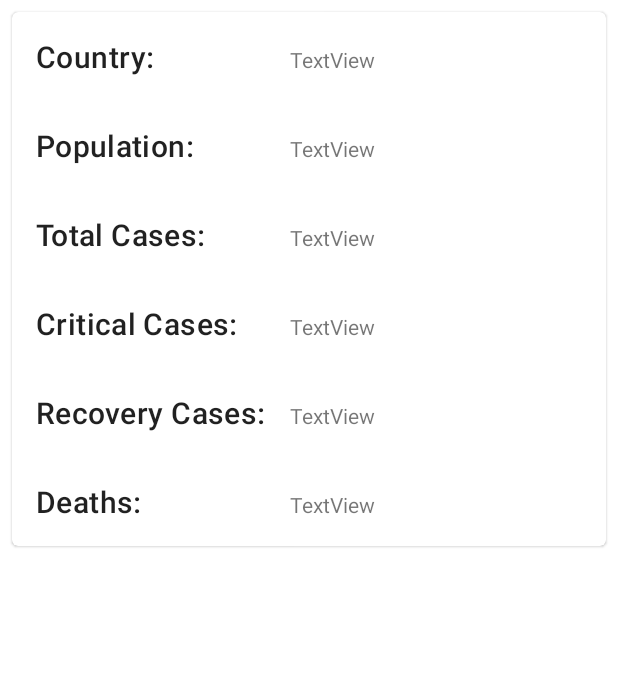
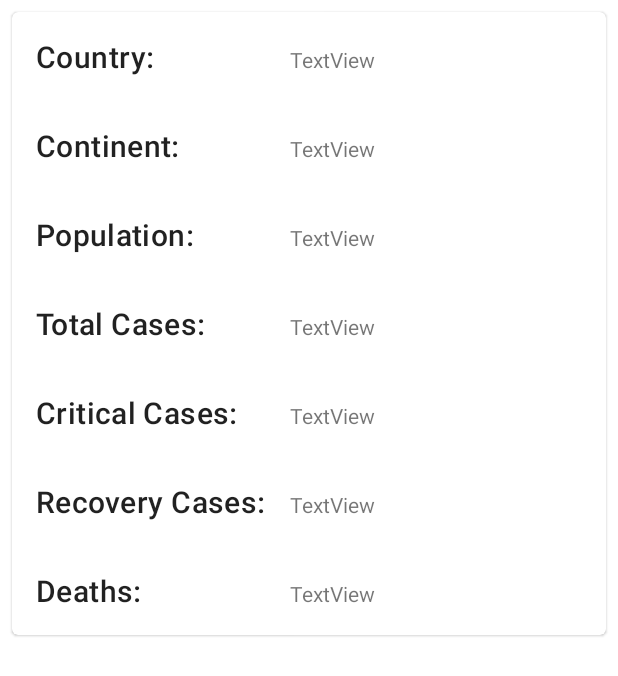
Before and after one commit to GandhiHarsh2003/CovidApp, an Android app: the layout fragment_country.xml on its own in the app's theme, with its tools: preview values and no code run, on a phone screen of 412 x 824 dp. Shown: the top 676 px of the screen. Run offline under Robolectric (Android 15) with nearby library versions, the phone set to English and light mode, and no system bars.

Commit message:
country fragment code and modified layout for home fragment

```diff
--- a/app/src/main/AndroidManifest.xml
+++ b/app/src/main/AndroidManifest.xml
@@ -21,7 +21,6 @@
             </intent-filter>
         </activity>
     </application>
-    <uses-permission android:name="android.permission.ACCESS_NETWORK_STATE"/>
     <uses-permission android:name="android.permission.INTERNET"/>
     <uses-permission android:name="android.permission.ACCESS_WIFI_STATE"/>
 </manifest>
--- a/app/src/main/java/edu/quinnipiac/ser210/covidapp/HomeFragment.kt
+++ b/app/src/main/java/edu/quinnipiac/ser210/covidapp/HomeFragment.kt
@@ -31,7 +31,6 @@ class HomeFragment : Fragment() {
         // Inflate the layout for this fragment
         binding = FragmentHomeBinding.inflate(layoutInflater)
         return binding.root
-//        return inflater.inflate(R.layout.fragment_home, container, false)
     }
 
     override fun onViewCreated(view: View, savedInstanceState: Bundle?) {
--- a/app/src/main/res/layout/fragment_country.xml
+++ b/app/src/main/res/layout/fragment_country.xml
@@ -11,19 +11,18 @@
         android:layout_width="match_parent"
         android:layout_height="match_parent"
         app:columnCount="3"
-        app:rowCount="8">
-
+        app:rowCount="9">
 
 
         <TextView
             android:id="@+id/country_label"
             android:layout_width="wrap_content"
             android:layout_height="wrap_content"
-            android:text="Country:"
+            android:padding="16dp"
+            android:text="@string/country"
+            android:textAppearance="?attr/textAppearanceHeadline6"
             app:layout_column="0"
-            app:layout_row="0"
-            android:padding="16dp"
-            android:textAppearance="?attr/textAppearanceHeadline6"/>
+            app:layout_row="0" />
 
         <TextView
             android:id="@+id/country_API"
@@ -39,27 +38,27 @@
             android:layout_height="wrap_content"
             android:text="TextView"
             app:layout_column="1"
-            app:layout_row="1" />
+            app:layout_row="2" />
 
         <TextView
             android:id="@+id/population_label"
             android:layout_width="wrap_content"
             android:layout_height="wrap_content"
-            android:text="Population:"
+            android:padding="16dp"
+            android:text="@string/population"
+            android:textAppearance="?attr/textAppearanceHeadline6"
             app:layout_column="0"
-            app:layout_row="1"
-            android:padding="16dp"
-            android:textAppearance="?attr/textAppearanceHeadline6"/>
+            app:layout_row="2" />
 
         <TextView
             android:id="@+id/totalCases_label"
             android:layout_width="wrap_content"
             android:layout_height="wrap_content"
             android:padding="16dp"
-            android:text="Total Cases:"
+            android:text="@string/total_cases"
             android:textAppearance="?attr/textAppearanceHeadline6"
             app:layout_column="0"
-            app:layout_row="2" />
+            app:layout_row="3" />
 
         <TextView
             android:id="@+id/totalCases_API"
@@ -67,7 +66,7 @@
             android:layout_height="wrap_content"
             android:text="TextView"
             app:layout_column="1"
-            app:layout_row="2" />
+            app:layout_row="3" />
 
         <TextView
             android:id="@+id/criticalCases_API"
@@ -75,27 +74,37 @@
             android:layout_height="wrap_content"
             android:text="TextView"
             app:layout_column="1"
-            app:layout_row="3" />
+            app:layout_row="4" />
+
+        <TextView
+            android:id="@+id/continent_label"
+            android:layout_width="wrap_content"
+            android:layout_height="wrap_content"
+            android:padding="16dp"
+            android:text="@string/continent"
+            android:textAppearance="?attr/textAppearanceHeadline6"
+            app:layout_column="0"
+            app:layout_row="1" />
 
         <TextView
             android:id="@+id/criticalCases_label"
             android:layout_width="wrap_content"
             android:layout_height="wrap_content"
             android:padding="16dp"
-            android:text="Critical Cases:"
+            android:text="@string/critical_cases"
             android:textAppearance="?attr/textAppearanceHeadline6"
             app:layout_column="0"
-            app:layout_row="3" />
+            app:layout_row="4" />
 
         <TextView
             android:id="@+id/recoveryCases_label"
             android:layout_width="wrap_content"
             android:layout_height="wrap_content"
             android:padding="16dp"
-            android:text="Recovery Cases:"
+            android:text="@string/recovery_cases"
             android:textAppearance="?attr/textAppearanceHeadline6"
             app:layout_column="0"
-            app:layout_row="4" />
+            app:layout_row="5" />
 
         <TextView
             android:id="@+id/recoveryCases_API"
@@ -103,17 +112,17 @@
             android:layout_height="wrap_content"
             android:text="TextView"
             app:layout_column="1"
-            app:layout_row="4" />
+            app:layout_row="5" />
 
         <TextView
             android:id="@+id/deaths_label"
             android:layout_width="wrap_content"
             android:layout_height="wrap_content"
             android:padding="16dp"
-            android:text="Deaths:"
+            android:text="@string/deaths"
             android:textAppearance="?attr/textAppearanceHeadline6"
             app:layout_column="0"
-            app:layout_row="5" />
+            app:layout_row="6" />
 
         <TextView
             android:id="@+id/deaths_API"
@@ -121,6 +130,14 @@
             android:layout_height="wrap_content"
             android:text="TextView"
             app:layout_column="1"
-            app:layout_row="5" />
+            app:layout_row="6" />
+
+        <TextView
+            android:id="@+id/continent_API"
+            android:layout_width="wrap_content"
+            android:layout_height="wrap_content"
+            android:text="TextView"
+            app:layout_column="1"
+            app:layout_row="1" />
     </androidx.gridlayout.widget.GridLayout>
 </com.google.android.material.card.MaterialCardView>
--- a/app/src/main/res/navigation/nav_graph.xml
+++ b/app/src/main/res/navigation/nav_graph.xml
@@ -17,7 +17,11 @@
         android:id="@+id/countryFragment"
         android:name="edu.quinnipiac.ser210.covidapp.CountryFragment"
         android:label="fragment_country"
-        tools:layout="@layout/fragment_country" />
+        tools:layout="@layout/fragment_country" >
+        <argument
+            android:name="country_index"
+            app:argType="integer" />
+    </fragment>
     <fragment
         android:id="@+id/helpFragment"
         android:name="edu.quinnipiac.ser210.covidapp.HelpFragment"
--- a/app/src/main/res/values/strings.xml
+++ b/app/src/main/res/values/strings.xml
@@ -4,4 +4,11 @@
     <string name="about">This app is designed to provide statistics regarding COVID-19. These statistics include the number of people infected by COVID-19, the number of deaths caused by COVID-19, and the number of cases that involved getting tested. This is vital information as keeping track of the population within that country can inform the user at what rate COVID is increasing.
     </string>
     <string name="thank_you">We hope you find this app helpful and valuable!</string>
+    <string name="continent">Continent:</string>
+    <string name="country">Country:</string>
+    <string name="population">Population:</string>
+    <string name="total_cases">Total Cases:</string>
+    <string name="critical_cases">Critical Cases:</string>
+    <string name="recovery_cases">Recovery Cases:</string>
+    <string name="deaths">Deaths:</string>
 </resources>
```
Also changed, not shown: app/src/main/java/edu/quinnipiac/ser210/covidapp/APIInterface.kt (+0 -13 lines), app/src/main/java/edu/quinnipiac/ser210/covidapp/CountryAdapter.kt (+10 -6 lines), app/src/main/java/edu/quinnipiac/ser210/covidapp/CountryFragment.kt (+18 -2 lines), app/src/main/java/edu/quinnipiac/ser210/covidapp/MainActivity.kt (+25 -3 lines), app/src/main/res/layout/country_item.xml (+37 -17 lines).
